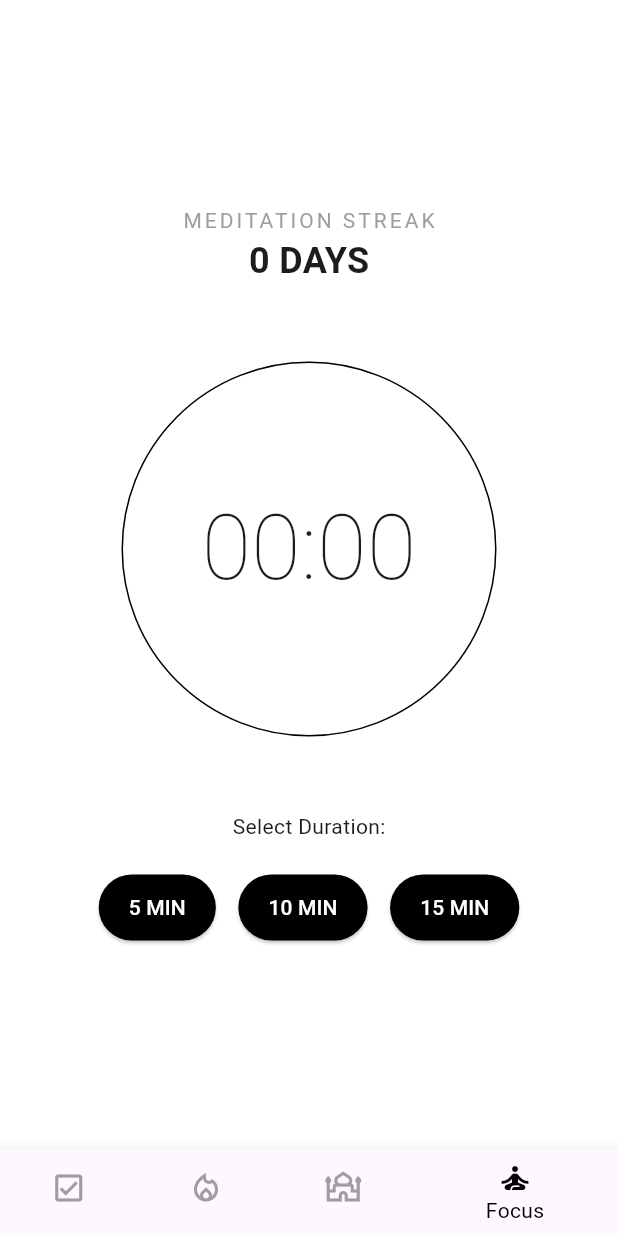
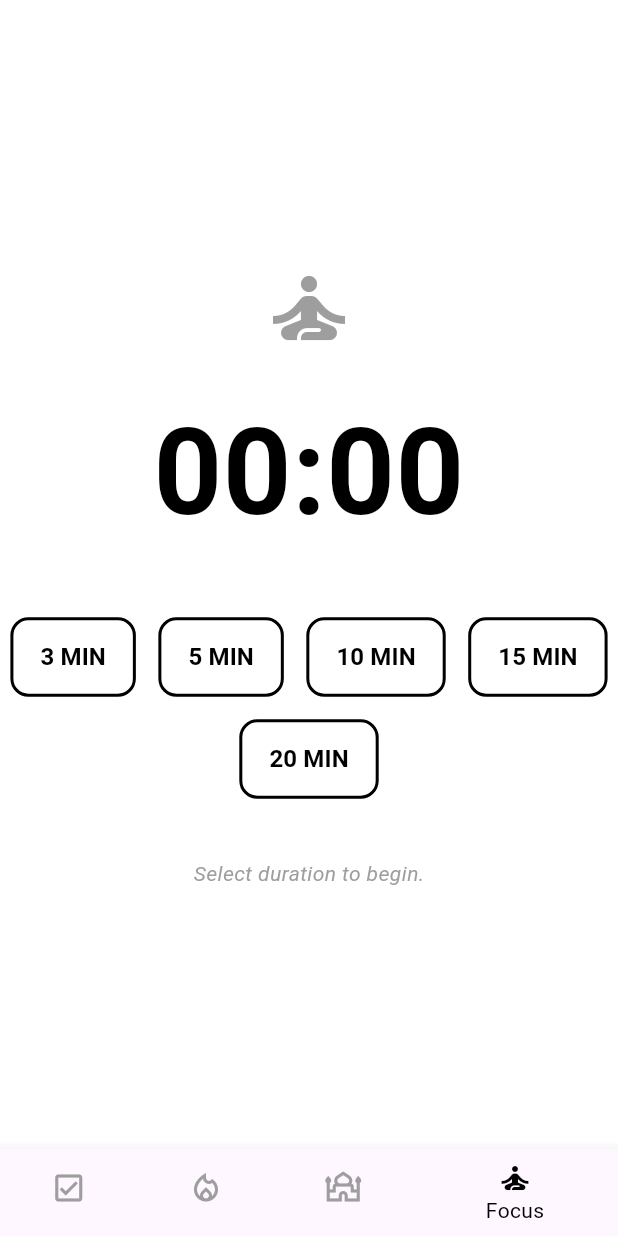
Before and after one commit to mertpalaoglu1/MindKernel-App, a Flutter app: the screen it shows after launch, item 4 of the bottom bar chosen, on a phone screen of 412 x 824 dp. Run offline on Flutter 3.47's test engine with Material 3 defaults, Android fonts, the phone set to English and light mode, and no system bars; our stand-ins replace audioplayers, firebase_core, shared_preferences; accounts and stored records are empty.

Commit message:
Refactor: Meditation screen timer bug fixed and ui changed 3 min added

```diff
--- a/lib/screens/main_layout.dart
+++ b/lib/screens/main_layout.dart
@@ -19,7 +19,7 @@ final List<Widget> _screens = [
     const HomeScreen(), // Artık gerçek ekranımızı gösteriyor
     const StreakScreen(),
     const PrayerScreen(),
-    const MedScreen(),
+    const MeditationScreen(),
   ];
 
   @override
--- a/lib/screens/med_screen.dart
+++ b/lib/screens/med_screen.dart
@@ -1,98 +1,101 @@
 import 'dart:async';
 import 'package:flutter/material.dart';
+import 'package:flutter/services.dart';
 import 'package:audioplayers/audioplayers.dart';
-import 'package:shared_preferences/shared_preferences.dart';
 
-class MedScreen extends StatefulWidget {
-  const MedScreen({super.key});
+class MeditationScreen extends StatefulWidget {
+  const MeditationScreen({super.key});
 
   @override
-  State<MedScreen> createState() => _MedScreenState();
+  State<MeditationScreen> createState() => _MeditationScreenState();
 }
 
-class _MedScreenState extends State<MedScreen> {
+// Arka plandan dönmeyi dinlemek için WidgetsBindingObserver ekledik
+class _MeditationScreenState extends State<MeditationScreen> with WidgetsBindingObserver {
   Timer? _timer;
   int _secondsRemaining = 0;
   bool _isActive = false;
+  DateTime? _endTime; // SÜREKLİ ZAMAN KONTROLÜ İÇİN BİTİŞ ZAMANI
 
   final AudioPlayer _audioPlayer = AudioPlayer();
-  int _meditationStreak = 0;
+
+  // 3 Dakikalık seçenek eklendi
+  final List<int> _durations = [3, 5, 10, 15, 20];
 
   @override
   void initState() {
     super.initState();
-    _loadStreak();
+    WidgetsBinding.instance.addObserver(this); // Dinleyiciyi başlat
   }
 
   @override
   void dispose() {
     _timer?.cancel();
     _audioPlayer.dispose();
+    WidgetsBinding.instance.removeObserver(this); // Dinleyiciyi kapat
     super.dispose();
   }
 
-  // Hafızadan seri bilgisini çekme
-  Future<void> _loadStreak() async {
-    final prefs = await SharedPreferences.getInstance();
-    setState(() {
-      _meditationStreak = prefs.getInt('meditationStreak') ?? 0;
-    });
+  // EKRAN KİLİDİ AÇILDIĞINDA VEYA UYGULAMAYA DÖNÜLDÜĞÜNDE TETİKLENİR
+  @override
+  void didChangeAppLifecycleState(AppLifecycleState state) {
+    if (state == AppLifecycleState.resumed && _isActive && _endTime != null) {
+      _updateTimer(); // Uyandığı an süreyi gerçek zamana göre düzelt
+    }
   }
 
-  // Zamanlayıcıyı başlatma
   void _startTimer(int minutes) async {
     _timer?.cancel();
     setState(() {
       _secondsRemaining = minutes * 60;
       _isActive = true;
+      // BİTİŞ ZAMANINI ŞU ANKİ ZAMAN + SEÇİLEN DAKİKA OLARAK BELİRLE
+      _endTime = DateTime.now().add(Duration(minutes: minutes));
     });
 
-    // BAŞLANGIÇ SESİ (Bunu ekledik)
+    // BAŞLANGIÇ SESİ
     try {
-      // audioplayers paketi AssetSource kullandığında otomatik olarak 'assets/' klasörünün içine bakar.
       await _audioPlayer.play(AssetSource('sounds/bell_sound.mp3'));
     } catch (e) {
       debugPrint("Başlangıç sesi çalınamadı: $e");
     }
 
     _timer = Timer.periodic(const Duration(seconds: 1), (timer) {
-      if (_secondsRemaining > 0) {
-        setState(() {
-          _secondsRemaining--;
-        });
-      } else {
-        _onFinished();
-      }
+      _updateTimer();
     });
   }
 
-  // Süre bittiğinde yapılacaklar
+  // ZAMANI GERÇEK SAATE GÖRE HESAPLAYAN FONKSİYON
+  void _updateTimer() {
+    if (_endTime == null) return;
+
+    final now = DateTime.now();
+    final difference = _endTime!.difference(now).inSeconds;
+
+    if (difference > 0) {
+      setState(() {
+        _secondsRemaining = difference;
+      });
+    } else {
+      // Süre bitti (Eğer telefon uykudayken bittiyse uyandığında burası direkt çalışır)
+      _onFinished();
+    }
+  }
+
   void _onFinished() async {
     _timer?.cancel();
     setState(() {
       _isActive = false;
       _secondsRemaining = 0;
+      _endTime = null;
     });
 
-    // Bitiş sesi (assets/sounds/bell.mp3 dosyasını eklemeyi unutma)
+    // BİTİŞ SESİ VE TİTREŞİM
     try {
       await _audioPlayer.play(AssetSource('sounds/bell.mp3'));
+      HapticFeedback.heavyImpact();
     } catch (e) {
-      debugPrint("Ses dosyası bulunamadı, sessiz devam ediliyor.");
-    }
-
-    // Seri güncelleme
-    final prefs = await SharedPreferences.getInstance();
-    int newStreak = _meditationStreak + 1;
-    await prefs.setInt('meditationStreak', newStreak);
-    setState(() {
-      _meditationStreak = newStreak;
-    });
-
-    if (mounted) {
-      ScaffoldMessenger.of(context).showSnackBar(
-        const SnackBar(content: Text('Session complete. Stay mindful.')),
-      );
+      debugPrint("Sonda ses hatası: $e");
     }
   }
 
@@ -101,87 +104,84 @@ class _MedScreenState extends State<MedScreen> {
     setState(() {
       _isActive = false;
       _secondsRemaining = 0;
+      _endTime = null;
     });
   }
 
-  String _formatTime(int seconds) {
-    int mins = seconds ~/ 60;
-    int secs = seconds % 60;
-    return '${mins.toString().padLeft(2, '0')}:${secs.toString().padLeft(2, '0')}';
+  String get _formattedTime {
+    int minutes = _secondsRemaining ~/ 60;
+    int seconds = _secondsRemaining % 60;
+    return '${minutes.toString().padLeft(2, '0')}:${seconds.toString().padLeft(2, '0')}';
   }
 
   @override
   Widget build(BuildContext context) {
+    bool isDark = Theme.of(context).brightness == Brightness.dark;
+    Color textColor = isDark ? Colors.white : Colors.black;
+    Color boxColor = isDark ? Colors.grey[900]! : Colors.white;
+
     return SafeArea(
       child: Center(
         child: Column(
           mainAxisAlignment: MainAxisAlignment.center,
           children: [
-            const Text(
-              'MEDITATION STREAK',
-              style: TextStyle(fontSize: 14, letterSpacing: 2, color: Colors.grey),
-            ),
+            const Icon(Icons.self_improvement, size: 64, color: Colors.grey),
+            const SizedBox(height: 20),
+
+            // SAYAÇ EKRANI
             Text(
-              '$_meditationStreak DAYS',
-              style: const TextStyle(fontSize: 24, fontWeight: FontWeight.bold),
-            ),
-            const SizedBox(height: 50),
-
-            // Minimalist Daire Zamanlayıcı
-            Container(
-              width: 250,
-              height: 250,
-              decoration: BoxDecoration(
-                shape: BoxShape.circle,
-                border: Border.all(color: Colors.black, width: 1),
-              ),
-              child: Center(
-                child: Text(
-                  _formatTime(_secondsRemaining),
-                  style: const TextStyle(fontSize: 60, fontWeight: FontWeight.w200),
-                ),
+              _formattedTime,
+              style: TextStyle(
+                fontSize: 80,
+                fontWeight: FontWeight.bold,
+                color: textColor,
               ),
             ),
+            const SizedBox(height: 40),
 
-            const SizedBox(height: 50),
-
+            // BUTONLAR
             if (!_isActive) ...[
-              const Text('Select Duration:'),
-              const SizedBox(height: 20),
-              Row(
-                mainAxisAlignment: MainAxisAlignment.center,
-                children: [
-                  _timeButton(5),
-                  const SizedBox(width: 15),
-                  _timeButton(10),
-                  const SizedBox(width: 15),
-                  _timeButton(15),
-                ],
+              Wrap(
+                spacing: 15,
+                runSpacing: 15,
+                alignment: WrapAlignment.center,
+                children: _durations.map((mins) {
+                  return OutlinedButton(
+                    onPressed: () => _startTimer(mins),
+                    style: OutlinedButton.styleFrom(
+                      side: BorderSide(color: textColor, width: 2),
+                      padding: const EdgeInsets.symmetric(horizontal: 20, vertical: 15),
+                      shape: RoundedRectangleBorder(borderRadius: BorderRadius.circular(12)),
+                    ),
+                    child: Text(
+                      '$mins MIN',
+                      style: TextStyle(color: textColor, fontWeight: FontWeight.bold, fontSize: 16),
+                    ),
+                  );
+                }).toList(),
               ),
-            ] else
+            ] else ...[
               OutlinedButton(
                 onPressed: _stopTimer,
                 style: OutlinedButton.styleFrom(
-                  foregroundColor: Colors.black,
-                  side: const BorderSide(color: Colors.black),
+                  side: const BorderSide(color: Colors.redAccent, width: 2),
+                  padding: const EdgeInsets.symmetric(horizontal: 40, vertical: 15),
                 ),
-                child: const Text('CANCEL SESSION'),
+                child: const Text(
+                  'CANCEL',
+                  style: TextStyle(color: Colors.redAccent, fontWeight: FontWeight.bold, fontSize: 16),
+                ),
               ),
+            ],
+
+            const SizedBox(height: 40),
+            Text(
+              _isActive ? "Focus on your breath." : "Select duration to begin.",
+              style: const TextStyle(color: Colors.grey, fontStyle: FontStyle.italic),
+            )
           ],
         ),
       ),
     );
   }
-
-  Widget _timeButton(int mins) {
-    return ElevatedButton(
-      onPressed: () => _startTimer(mins),
-      style: ElevatedButton.styleFrom(
-        backgroundColor: Colors.black,
-        foregroundColor: Colors.white,
-        padding: const EdgeInsets.symmetric(horizontal: 20, vertical: 12),
-      ),
-      child: Text('$mins MIN'),
-    );
-  }
 }
```
